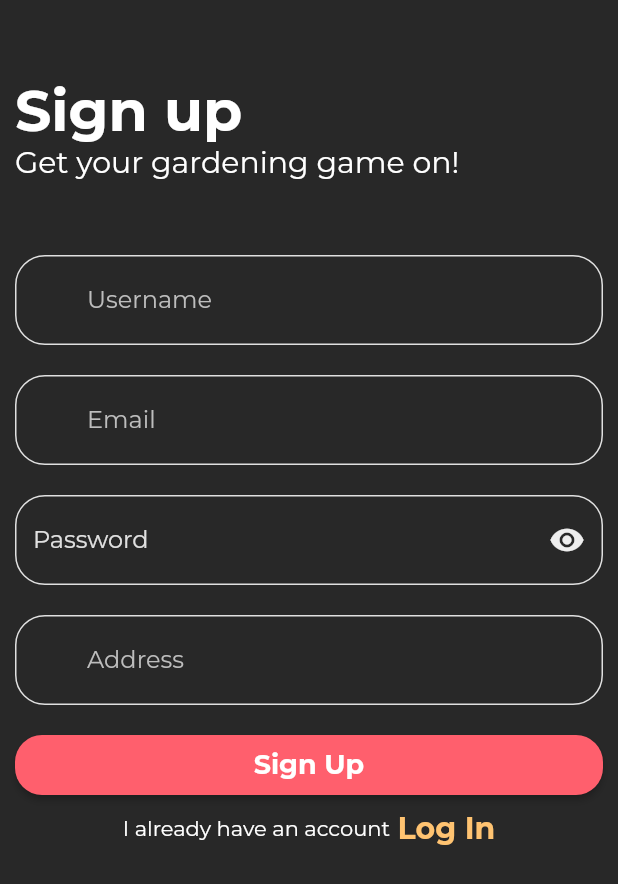
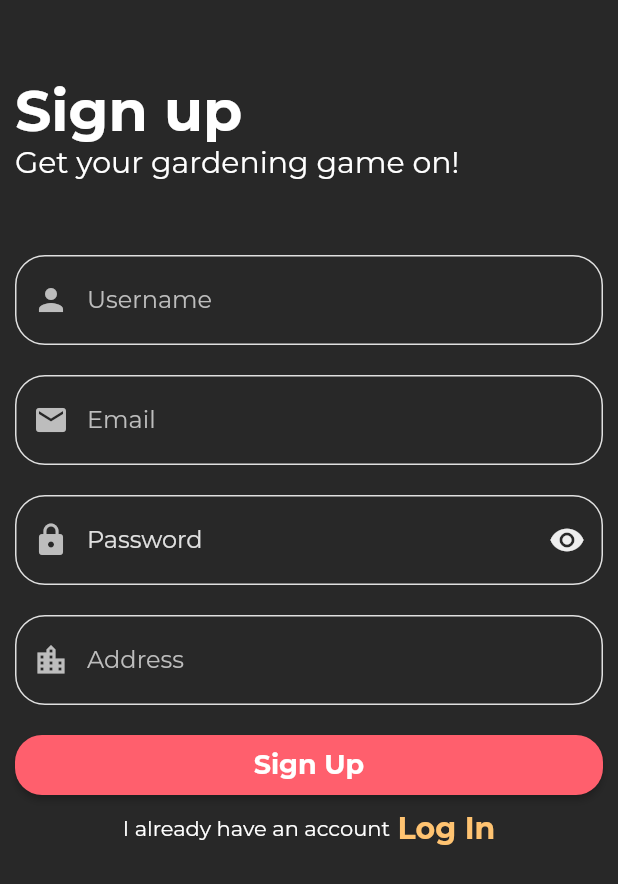
Before and after one commit to my-flutter-applications/ToadStool, a Flutter app: the SignUp screen opened directly, on a phone screen of 412 x 824 dp. Shown: the top 884 px of the screen. Run offline on Flutter 3.47's test engine with Material 2 defaults, Android fonts, the light colour scheme and no system bars; our stand-ins replace cloud_firestore, firebase_auth, firebase_core; accounts and stored records are empty; network calls fail; project files that could hold a hidden picture were left out.

```diff
--- a/lib/screens/login.dart
+++ b/lib/screens/login.dart
@@ -102,10 +102,12 @@ class _LoginState extends State<Login> {
                       }
                       return '';
                     },
+                    icon: Icons.mail,
                   ),
                   PasswordTextFormField(
                     obserText: obserText,
                     name: 'Password',
+                    icon: Icons.lock,
                     onChanged: (value) {
                       setState(() {
                         password = value;
--- a/lib/screens/signup.dart
+++ b/lib/screens/signup.dart
@@ -55,6 +55,7 @@ class _SignUpState extends State<SignUp> {
       children: [
         MyTextFormField(
           name: 'Username',
+          icon: Icons.person,
           validator: (value) {
             if (value == '') {
               return 'Please Fill Your Username';
@@ -67,6 +68,7 @@ class _SignUpState extends State<SignUp> {
         ),
         MyTextFormField(
           name: 'Email',
+          icon: Icons.mail,
           onChanged: (value) {
             setState(() {
               email = value;
@@ -84,6 +86,7 @@ class _SignUpState extends State<SignUp> {
         PasswordTextFormField(
           obserText: obserText,
           name: 'Password',
+          icon: Icons.lock,
           onChanged: (value) {
             setState(() {
               password = value;
@@ -106,6 +109,7 @@ class _SignUpState extends State<SignUp> {
         ),
         MyTextFormField(
           name: 'Address',
+          icon: Icons.location_city,
           validator: (value) {
             if (value == '') {
               return 'Please fill in your address';
--- a/lib/widgets/mytextformfield.dart
+++ b/lib/widgets/mytextformfield.dart
@@ -7,8 +7,13 @@ class MyTextFormField extends StatelessWidget {
   final IconData icon;
   final bool enableEdit;
 
-  MyTextFormField(
-      {this.name, this.validator, this.onChanged, this.icon, this.enableEdit});
+  MyTextFormField({
+    this.name,
+    this.validator,
+    this.onChanged,
+    this.icon,
+    this.enableEdit,
+  });
 
   @override
   Widget build(BuildContext context) {
@@ -24,7 +29,7 @@ class MyTextFormField extends StatelessWidget {
       decoration: InputDecoration(
         prefixIcon: Icon(
           icon,
-          color: Colors.white,
+          color: Colors.grey.shade400,
         ),
         hintText: name,
         // prefix: Padding(
--- a/lib/widgets/passwordtextformfield.dart
+++ b/lib/widgets/passwordtextformfield.dart
@@ -6,9 +6,15 @@ class PasswordTextFormField extends StatelessWidget {
   final String name;
   final Function onTap;
   final Function onChanged;
+  final IconData icon;
 
   PasswordTextFormField(
-      {this.obserText, this.validator, this.name, this.onTap, this.onChanged});
+      {this.obserText,
+      this.validator,
+      this.name,
+      this.onTap,
+      this.onChanged,
+      this.icon});
   @override
   Widget build(BuildContext context) {
     return TextFormField(
@@ -18,7 +24,10 @@ class PasswordTextFormField extends StatelessWidget {
       obscureText: obserText,
       decoration: InputDecoration(
         hintText: name,
-
+        prefixIcon: Icon(
+          icon,
+          color: Colors.grey.shade400,
+        ),
         ////////
         hintStyle: TextStyle(color: Colors.grey.shade300),
         enabledBorder: OutlineInputBorder(
```
Also changed, not shown: lib/main.dart (+2 -15 lines), lib/screens/basketscreen.dart (+13 -1 lines), lib/screens/gardenscreen.dart (+8 -1 lines), lib/screens/profilescreen.dart (+9 -1 lines), lib/widgets/basketsingleplant.dart (+10 -5 lines).
